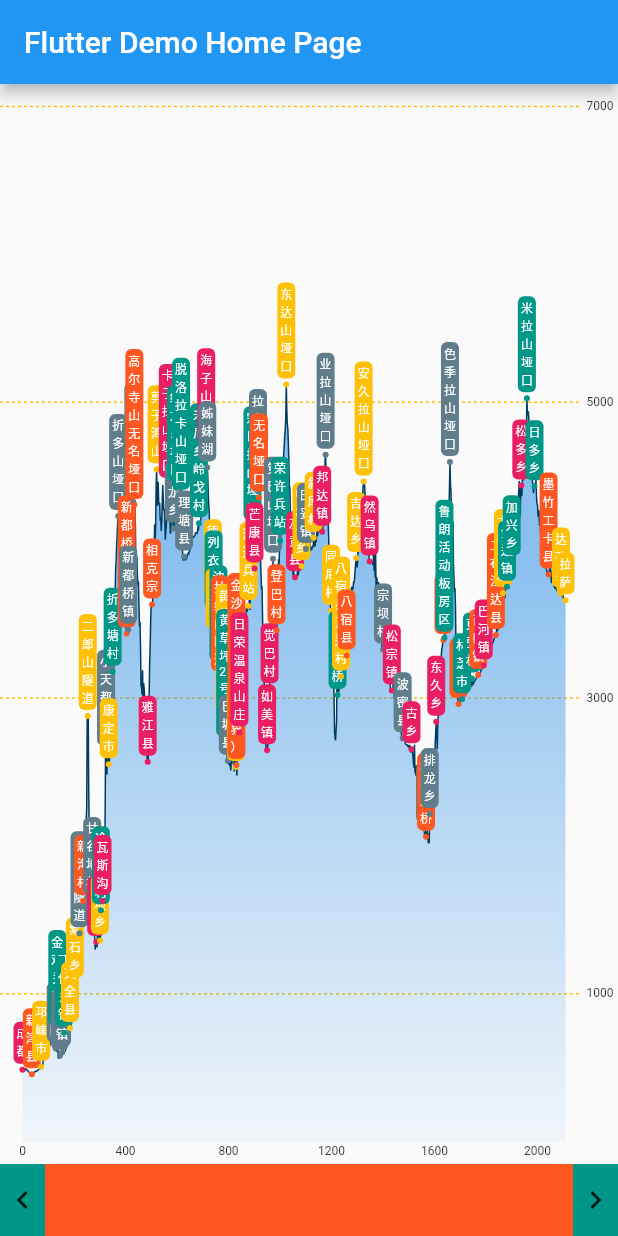
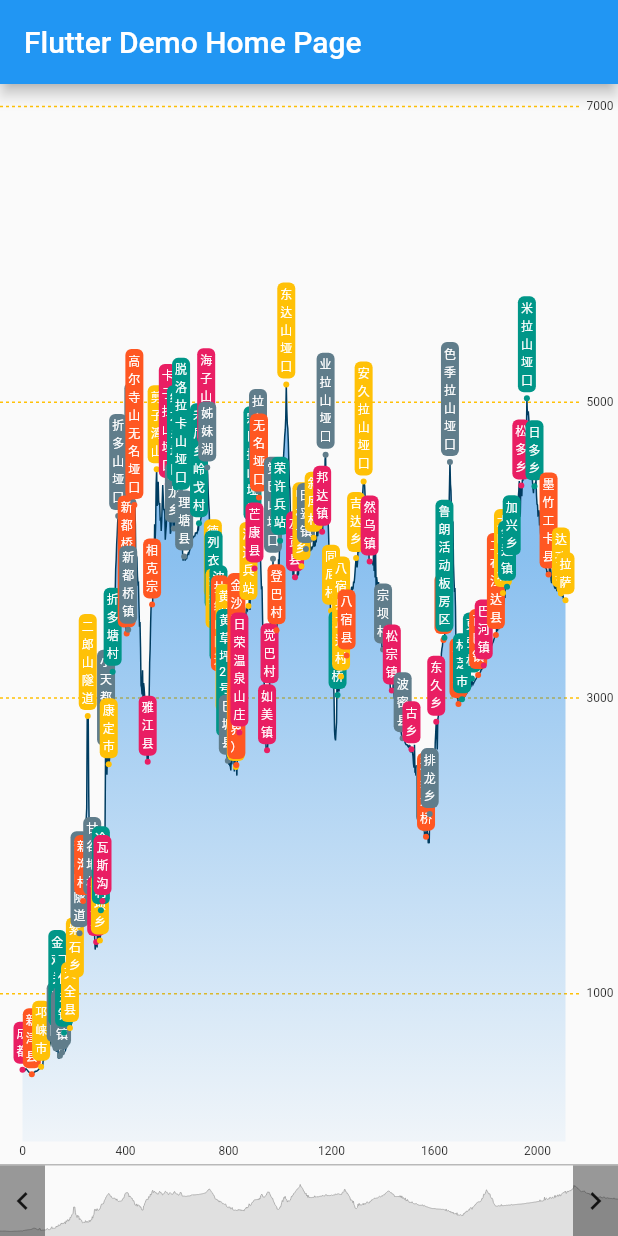
Before and after one commit to WosLovesLife/flutter_altitude_graph, a Flutter app: the screen it shows after launch, on a phone screen of 412 x 824 dp. Run offline on Flutter 3.47's test engine with Material 2 defaults, Android fonts, the phone set to English and light mode, and no system bars.

Commit message:
添加海拔图缩略

```diff
--- a/lib/elevation_graph.dart
+++ b/lib/elevation_graph.dart
@@ -90,15 +90,28 @@ class ElevationGraphViewState extends State<ElevationGraphView> {
           ),
           Container(
             width: double.infinity,
-            color: Colors.deepOrange,
+            height: 48.0,
+            decoration: BoxDecoration(
+              border: Border(top: BorderSide(color: Colors.black26))
+            ),
             child: Stack(
               children: <Widget>[
+                Container(
+                  width: double.infinity,
+                  height: double.infinity,
+                  child: CustomPaint(
+                    painter: ElevationThumbPainter(
+                      elevationPointList,
+                      7000.0,
+                    ),
+                  ),
+                ),
                 Transform(
                   transform: Matrix4.translationValues(_lOffsetX, 0.0, 0.0),
                   child: Container(
                     width: SLIDING_BTN_WIDTH,
-                    height: 48.0,
-                    color: Colors.teal,
+                    height: double.infinity,
+                    color: Colors.black54.withAlpha(100),
                     child: GestureDetector(
                       onHorizontalDragStart: _onLBHorizontalDragDown,
                       onHorizontalDragUpdate: _onLBHorizontalDragUpdate,
@@ -111,8 +124,8 @@ class ElevationGraphViewState extends State<ElevationGraphView> {
                   transform: Matrix4.translationValues(_rOffsetX, 0.0, 0.0),
                   child: Container(
                     width: SLIDING_BTN_WIDTH,
-                    height: 48.0,
-                    color: Colors.teal,
+                    height: double.infinity,
+                    color: Colors.black54.withAlpha(100),
                     child: GestureDetector(
                       onHorizontalDragStart: _onRBHorizontalDragDown,
                       onHorizontalDragUpdate: _onRBHorizontalDragUpdate,
@@ -194,7 +207,8 @@ class ElevationGraphViewState extends State<ElevationGraphView> {
     double newLOffsetX = _lOffsetX + deltaX;
     newLOffsetX = newLOffsetX.clamp(0.0, _rOffsetX - SLIDING_BTN_WIDTH);
 
-    double ratio = (newLOffsetX + (widgetWidth - _rOffsetX - SLIDING_BTN_WIDTH)) / (widgetWidth - 60.0);
+    double ratio =
+        (newLOffsetX + (widgetWidth - _rOffsetX - SLIDING_BTN_WIDTH)) / (widgetWidth - 60.0);
     double newScale = ratio * _maxScale + 1;
 
     double left = _calculatePosition(newScale, widgetWidth);
@@ -227,7 +241,8 @@ class ElevationGraphViewState extends State<ElevationGraphView> {
     double newROffsetX = _rOffsetX + deltaX;
     newROffsetX = newROffsetX.clamp(_lOffsetX + SLIDING_BTN_WIDTH, widgetWidth - SLIDING_BTN_WIDTH);
 
-    double ratio = (_lOffsetX + (widgetWidth - newROffsetX - SLIDING_BTN_WIDTH)) / (widgetWidth - 60.0);
+    double ratio =
+        (_lOffsetX + (widgetWidth - newROffsetX - SLIDING_BTN_WIDTH)) / (widgetWidth - 60.0);
     double newScale = ratio * _maxScale + 1;
 
     double left = _calculatePosition(newScale, 0.0);
@@ -516,3 +531,69 @@ class ElevationPainter extends CustomPainter {
     return true;
   }
 }
+
+class ElevationThumbPainter extends CustomPainter {
+  // ===== Data
+  List<ElevationPoint> _elevationPointList;
+
+  double maxVerticalAxisValue;
+
+  // ===== Paint
+  Paint _linePaint = Paint()
+    ..color = Colors.grey
+    ..strokeWidth = 0.5
+    ..style = PaintingStyle.stroke;
+
+  Paint _gradualPaint = Paint()
+    ..style = PaintingStyle.fill
+    ..color = Colors.grey.shade300;
+
+  ElevationThumbPainter(this._elevationPointList, this.maxVerticalAxisValue);
+
+  @override
+  void paint(Canvas canvas, Size size) {
+    drawLines(canvas, size);
+  }
+
+  @override
+  bool shouldRepaint(CustomPainter oldDelegate) {
+    return true;
+  }
+
+  /// =========== 绘制海拔图连线部分
+
+  /// 绘制海拔图连线部分
+  void drawLines(Canvas canvas, Size size) {
+    var pointList = _elevationPointList;
+    if (pointList == null || pointList.isEmpty) return;
+
+    double ratioX = size.width * 1.0 / pointList.last.point.dx; //  * scale
+    double ratioY = size.height / maxVerticalAxisValue;
+
+    var firstPoint = pointList.first.point;
+    var path = Path();
+    path.moveTo(firstPoint.dx * ratioX, size.height - firstPoint.dy * ratioY);
+    for (var p in pointList) {
+      path.lineTo(p.point.dx * ratioX, size.height - p.point.dy * ratioY);
+    }
+
+    // 绘制线条下面的渐变部分
+    drawGradualShadow(path, size, canvas);
+
+    // 先绘制渐变再绘制线,避免线被遮挡住
+    canvas.save();
+    canvas.drawPath(path, _linePaint);
+    canvas.restore();
+  }
+
+  void drawGradualShadow(Path path, Size size, Canvas canvas) {
+    var gradualPath = Path();
+    gradualPath.addPath(path, Offset.zero);
+    gradualPath.lineTo(gradualPath.getBounds().width, size.height);
+    gradualPath.relativeLineTo(-gradualPath.getBounds().width, 0.0);
+
+    canvas.save();
+    canvas.drawPath(gradualPath, _gradualPaint);
+    canvas.restore();
+  }
+}
```
